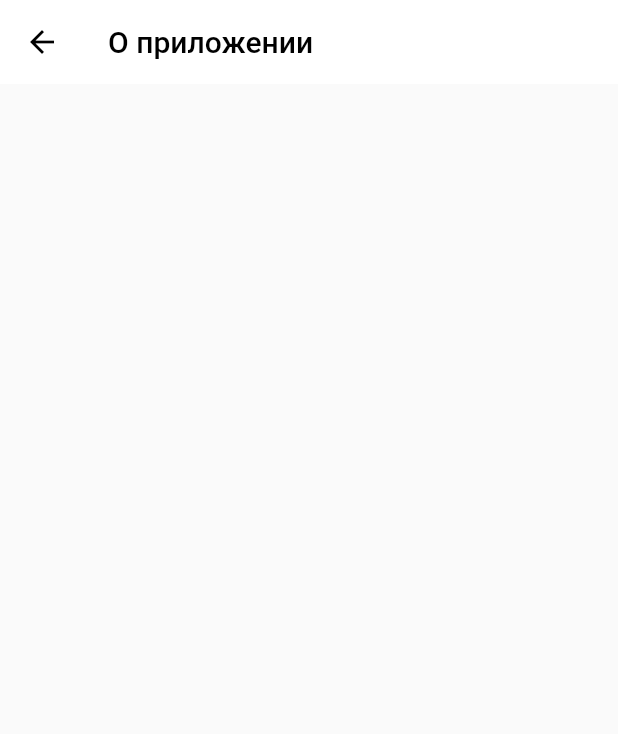
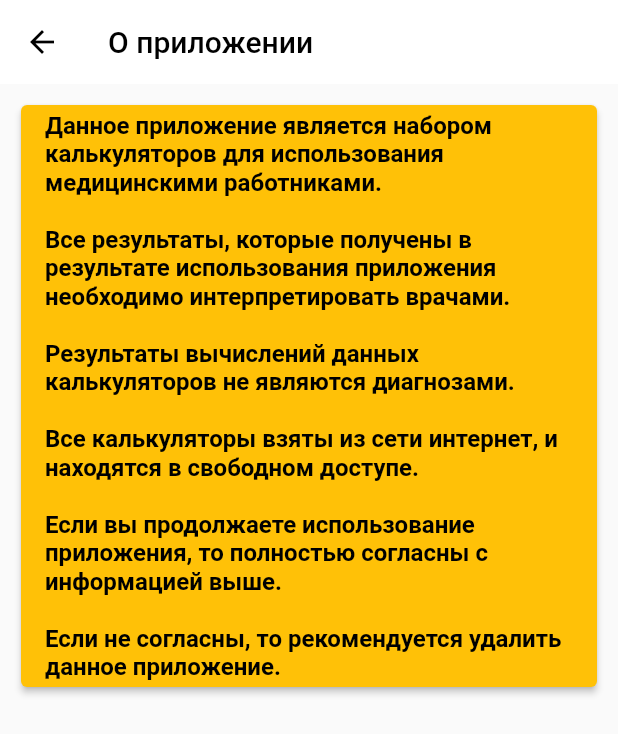
Before and after one commit to lyahoff/neurology_flutter, a Flutter app: the screen it shows after launch, after a tap on the "help" icon, on a phone screen of 412 x 824 dp. Shown: the top 734 px of the screen. Run offline on Flutter 3.47's test engine with Material 2 defaults, Android fonts, the light colour scheme and no system bars.

Commit message:
added "about" card

```diff
--- a/lib/about.dart
+++ b/lib/about.dart
@@ -1,4 +1,5 @@
 import 'package:flutter/material.dart';
+import 'package:neurology_flutter/cards.dart';
 
 import 'main.dart';
 
@@ -36,8 +37,45 @@ class _AboutScreenState extends State<AboutScreen> {
               style: TextStyle(color: Colors.black),
             ),
           ),
+          body: const About(),
         ),
       ),
     );
   }
 }
+
+class About extends StatefulWidget {
+  const About({Key? key}) : super(key: key);
+
+  @override
+  State<About> createState() => _AboutState();
+}
+
+class _AboutState extends State<About> {
+  @override
+  Widget build(BuildContext context) {
+    return ListView(
+      padding: const EdgeInsets.all(10),
+      children: [
+        Card(
+          elevation: 2,
+          color: Colors.amber,
+          child: ListTile(
+            title: h1Text(
+                '''Данное приложение является набором калькуляторов для использования медицинскими работниками.
+
+Все результаты, которые получены в результате использования приложения необходимо интерпретировать врачами.
+
+Результаты вычислений данных калькуляторов не являются диагнозами.
+
+Все калькуляторы взяты из сети интернет, и находятся в свободном доступе.
+
+Если вы продолжаете использование приложения, то полностью согласны с информацией выше.
+
+Если не согласны, то рекомендуется удалить данное приложение.'''),
+          ),
+        )
+      ],
+    );
+  }
+}
```
